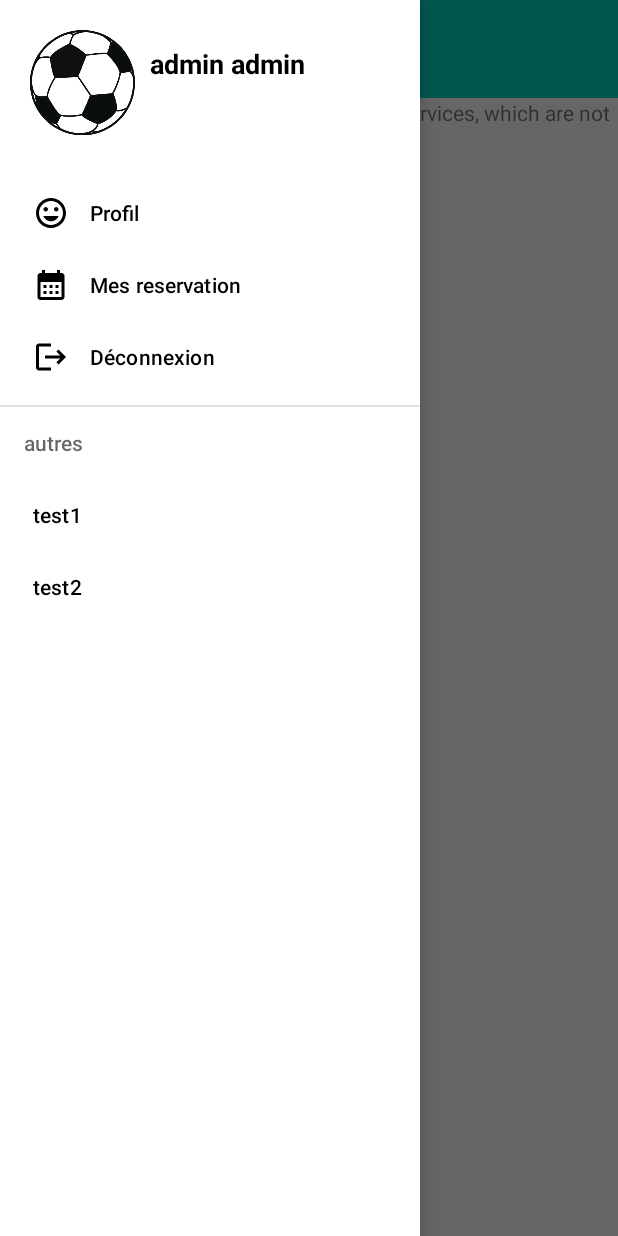
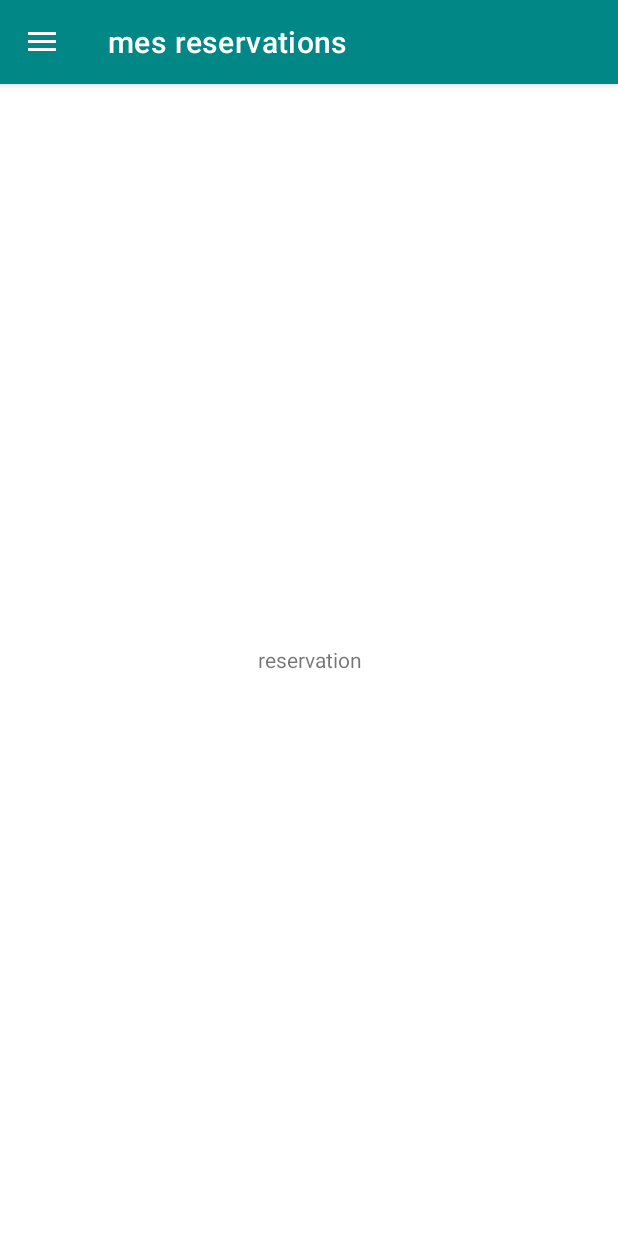
Before and after one commit to hicham-assou/BookFutsal, an Android app: the screen it shows after launch (MainActivity before the commit, ReservationActivity after it), in the side drawer, after a tap on "Mes reservation", on a phone screen of 412 x 824 dp. Run offline under Robolectric (Android 15) with nearby library versions, the light colour scheme and no system bars.

Commit message:
navbar fini (pour de bon)

```diff
--- /dev/null
+++ b/app/src/main/java/com/example/bookfutsal/activities/DrawerBaseActivity.java
@@ -0,0 +1,64 @@
+package com.example.bookfutsal.activities;
+
+import androidx.annotation.NonNull;
+import androidx.appcompat.app.ActionBarDrawerToggle;
+import androidx.appcompat.app.AppCompatActivity;
+import androidx.appcompat.widget.Toolbar;
+import androidx.core.view.GravityCompat;
+import androidx.drawerlayout.widget.DrawerLayout;
+
+import android.content.Intent;
+import android.os.Bundle;
+import android.view.MenuItem;
+import android.view.View;
+import android.widget.FrameLayout;
+
+import com.example.bookfutsal.R;
+import com.google.android.material.navigation.NavigationView;
+
+public class DrawerBaseActivity extends AppCompatActivity implements NavigationView.OnNavigationItemSelectedListener {
+
+    DrawerLayout drawerLayout;
+
+    @Override
+    public void setContentView(View view) {
+        drawerLayout = (DrawerLayout) getLayoutInflater().inflate(R.layout.activity_drawer_base, null);
+        FrameLayout container = drawerLayout.findViewById(R.id.activityContainer);
+        container.addView(view);
+        super.setContentView(drawerLayout);
+
+        Toolbar toolbar =  drawerLayout.findViewById(R.id.toolBar);
+        setSupportActionBar(toolbar);
+
+        NavigationView navigationView = drawerLayout.findViewById(R.id.nav_view);
+        navigationView.setNavigationItemSelectedListener(this);
+
+        ActionBarDrawerToggle toggle = new ActionBarDrawerToggle(this, drawerLayout, toolbar, R.string.menu_drawer_open, R.string.menu_drawer_close);
+        drawerLayout.addDrawerListener(toggle);
+        toggle.syncState();
+    }
+
+
+    @Override
+    public boolean onNavigationItemSelected(@NonNull MenuItem item) {
+        drawerLayout.closeDrawer(GravityCompat.START);
+
+        switch (item.getItemId()){
+            case R.id.menuMyReservations:
+                startActivity(new Intent(this, ReservationActivity.class));
+                overridePendingTransition(0, 0);
+                break;
+            case R.id.menuHome:
+                startActivity(new Intent(this, MainActivity.class));
+                overridePendingTransition(0, 0);
+                break;
+        }
+        return false;
+    }
+
+    protected void allocateActivityTitle(String title){
+        if (getSupportActionBar() != null){
+            getSupportActionBar().setTitle(title);
+        }
+    }
+}
--- a/app/src/main/java/com/example/bookfutsal/activities/MainActivity.java
+++ b/app/src/main/java/com/example/bookfutsal/activities/MainActivity.java
@@ -29,9 +29,9 @@ import com.google.android.material.navigation.NavigationView;
 import java.util.ArrayList;
 import java.util.List;
 
-public class MainActivity extends AppCompatActivity implements OnMapReadyCallback {
+public class MainActivity extends DrawerBaseActivity implements OnMapReadyCallback {
 
-    //private ActivityMainBinding binding;
+    private ActivityMainBinding binding;
     private GoogleMap map;
     private List<SportCenter> mSportCenters = new ArrayList<>();
     private AlertDialog.Builder markerDialogBuilder;
@@ -40,11 +40,12 @@ public class MainActivity extends AppCompatActivity implements OnMapReadyCallbac
     @Override
     protected void onCreate(Bundle savedInstanceState) {
         super.onCreate(savedInstanceState);
-        //binding = ActivityMainBinding.inflate(getLayoutInflater());
-        setContentView(R.layout.activity_main);
+        binding = ActivityMainBinding.inflate(getLayoutInflater());
+        setContentView(binding.getRoot());
+        allocateActivityTitle("Book Futsal");
 
         //navbar
-        DrawerLayout drawerLayout = findViewById(R.id.drawerLayout);
+        /*DrawerLayout drawerLayout = findViewById(R.id.drawerLayout);
         findViewById(R.id.imageMenu).setOnClickListener(new View.OnClickListener() {
             @Override
             public void onClick(View v) {
@@ -53,7 +54,7 @@ public class MainActivity extends AppCompatActivity implements OnMapReadyCallbac
         });
 
         NavigationView navigationView = findViewById(R.id.navigationView);
-        navigationView.setItemIconTintList(null);
+        navigationView.setItemIconTintList(null);*/
 
         // Créer les centres sportifs
         mSportCenters.add(new SportCenter(1,"Centre sportif 1", 50.8466, 4.3528, "rue du loisir, 24"));
@@ -70,26 +71,6 @@ public class MainActivity extends AppCompatActivity implements OnMapReadyCallbac
 
 
     }
-
-    // navigetion entre item
-    @Override
-    public boolean onOptionsItemSelected(MenuItem item) {
-        int id = item.getItemId();
-        System.out.println("clique sur un item !!!!!!!!!!!!!");
-
-
-        if (id == R.id.menuMyReservations) {
-            System.out.println("clique sur reservation !!!!!!!!!!!!!");
-
-            Intent intent = new Intent(this, SportCenterDetail.class);
-            startActivity(intent);
-            return true;
-        }
-
-        return super.onOptionsItemSelected(item);
-    }
-
-
     @Override
     public void onMapReady(GoogleMap googleMap) {
         map = googleMap;
--- /dev/null
+++ b/app/src/main/java/com/example/bookfutsal/activities/ProfileActivity.java
@@ -0,0 +1,16 @@
+package com.example.bookfutsal.activities;
+
+import androidx.appcompat.app.AppCompatActivity;
+
+import android.os.Bundle;
+
+import com.example.bookfutsal.R;
+
+public class ProfileActivity extends AppCompatActivity {
+
+    @Override
+    protected void onCreate(Bundle savedInstanceState) {
+        super.onCreate(savedInstanceState);
+        setContentView(R.layout.activity_profile);
+    }
+}
--- /dev/null
+++ b/app/src/main/java/com/example/bookfutsal/activities/ReservationActivity.java
@@ -0,0 +1,21 @@
+package com.example.bookfutsal.activities;
+
+import androidx.appcompat.app.AppCompatActivity;
+
+import android.os.Bundle;
+
+import com.example.bookfutsal.R;
+import com.example.bookfutsal.databinding.ActivityMainBinding;
+import com.example.bookfutsal.databinding.ActivityReservationBinding;
+
+public class ReservationActivity extends DrawerBaseActivity {
+
+    private ActivityReservationBinding binding;
+    @Override
+    protected void onCreate(Bundle savedInstanceState) {
+        super.onCreate(savedInstanceState);
+        binding = ActivityReservationBinding.inflate(getLayoutInflater());
+        setContentView(binding.getRoot());
+        allocateActivityTitle("mes reservations");
+    }
+}
--- /dev/null
+++ b/app/src/main/res/drawable/ic_baseline_home_24.xml
@@ -0,0 +1,5 @@
+<vector android:height="24dp" android:tint="#000000"
+    android:viewportHeight="24" android:viewportWidth="24"
+    android:width="24dp" xmlns:android="http://schemas.android.com/apk/res/android">
+    <path android:fillColor="@android:color/white" android:pathData="M10,20v-6h4v6h5v-8h3L12,3 2,12h3v8z"/>
+</vector>
--- /dev/null
+++ b/app/src/main/res/layout/activity_drawer_base.xml
@@ -0,0 +1,22 @@
+<?xml version="1.0" encoding="utf-8"?>
+<androidx.drawerlayout.widget.DrawerLayout xmlns:android="http://schemas.android.com/apk/res/android"
+    xmlns:app="http://schemas.android.com/apk/res-auto"
+    xmlns:tools="http://schemas.android.com/tools"
+    android:layout_width="match_parent"
+    android:layout_height="match_parent"
+    tools:context=".activities.DrawerBaseActivity">
+    <include layout="@layout/content_layout"
+        android:layout_height="match_parent"
+        android:layout_width="match_parent"
+        ></include>
+
+    <com.google.android.material.navigation.NavigationView
+        android:layout_width="wrap_content"
+        android:layout_height="match_parent"
+        android:fitsSystemWindows="true"
+        android:layout_gravity="start"
+        android:id="@+id/nav_view"
+        app:headerLayout="@layout/layout_navigation_header"
+        app:menu="@menu/navigation_menu"></com.google.android.material.navigation.NavigationView>
+
+</androidx.drawerlayout.widget.DrawerLayout>
--- a/app/src/main/res/layout/activity_main.xml
+++ b/app/src/main/res/layout/activity_main.xml
@@ -10,55 +10,15 @@
     <androidx.constraintlayout.widget.ConstraintLayout
         android:layout_width="match_parent"
         android:layout_height="match_parent">
-        <LinearLayout
-            android:layout_width="match_parent"
-            android:layout_height="65dp"
-            android:id="@+id/layoutToolBar"
-            android:background="@color/teal_200"
-            android:gravity="center_vertical"
-            android:orientation="horizontal"
-            android:paddingStart="15dp"
-            android:paddingEnd="15dp"
-            app:layout_constraintTop_toTopOf="parent">
 
-            <ImageView
-                android:id="@+id/imageMenu"
-                android:layout_width="60dp"
-                android:layout_height="60dp"
-                android:contentDescription="@string/app_name"
-                android:src="@drawable/ic_menu"
-                app:tint="@color/white"></ImageView>
-
-            <TextView
-                android:id="@+id/textTitle"
-                android:layout_width="match_parent"
-                android:layout_height="wrap_content"
-                android:layout_marginStart="15dp"
-                android:text="@string/app_name"
-                android:textColor="@color/white"
-                android:textSize="18sp"
-                android:textStyle="bold"></TextView>
-
-        </LinearLayout>
         <fragment
             android:id="@+id/map"
             android:name="com.google.android.gms.maps.SupportMapFragment"
             android:layout_width="match_parent"
-            android:layout_height="0dp"
-            app:layout_constraintTop_toBottomOf="@+id/layoutToolBar"
+            android:layout_height="match_parent"
             app:layout_constraintBottom_toBottomOf="parent"></fragment>
 
     </androidx.constraintlayout.widget.ConstraintLayout>
-
-    <com.google.android.material.navigation.NavigationView
-        android:id="@+id/navigationView"
-        app:headerLayout="@layout/layout_navigation_header"
-        app:menu="@menu/navigation_menu"
-        android:layout_width="wrap_content"
-        android:layout_height="match_parent"
-        android:layout_gravity="start">
-
-    </com.google.android.material.navigation.NavigationView>
 
 
 
--- /dev/null
+++ b/app/src/main/res/layout/activity_profile.xml
@@ -0,0 +1,9 @@
+<?xml version="1.0" encoding="utf-8"?>
+<androidx.constraintlayout.widget.ConstraintLayout xmlns:android="http://schemas.android.com/apk/res/android"
+    xmlns:app="http://schemas.android.com/apk/res-auto"
+    xmlns:tools="http://schemas.android.com/tools"
+    android:layout_width="match_parent"
+    android:layout_height="match_parent"
+    tools:context=".activities.ProfileActivity">
+
+</androidx.constraintlayout.widget.ConstraintLayout>
--- /dev/null
+++ b/app/src/main/res/layout/activity_reservation.xml
@@ -0,0 +1,14 @@
+<?xml version="1.0" encoding="utf-8"?>
+<androidx.constraintlayout.widget.ConstraintLayout xmlns:android="http://schemas.android.com/apk/res/android"
+    xmlns:app="http://schemas.android.com/apk/res-auto"
+    xmlns:tools="http://schemas.android.com/tools"
+    android:layout_width="match_parent"
+    android:layout_height="match_parent"
+    tools:context=".activities.ReservationActivity">
+
+    <TextView
+        android:layout_width="match_parent"
+        android:layout_height="match_parent"
+        android:text="reservation"
+        android:gravity="center"></TextView>
+</androidx.constraintlayout.widget.ConstraintLayout>
--- /dev/null
+++ b/app/src/main/res/layout/content_layout.xml
@@ -0,0 +1,26 @@
+<?xml version="1.0" encoding="utf-8"?>
+<androidx.constraintlayout.widget.ConstraintLayout xmlns:android="http://schemas.android.com/apk/res/android"
+    android:layout_width="match_parent"
+    android:layout_height="match_parent"
+    xmlns:app="http://schemas.android.com/apk/res-auto">
+    <com.google.android.material.appbar.AppBarLayout
+        android:layout_width="match_parent"
+        android:layout_height="wrap_content"
+        android:id="@+id/appBarLayout"
+        app:layout_constraintTop_toTopOf="parent">
+        <androidx.appcompat.widget.Toolbar
+            android:id="@+id/toolBar"
+            android:layout_width="match_parent"
+            android:layout_height="?attr/actionBarSize"
+            android:background="@color/teal_700"
+            android:theme="@style/ThemeOverlay.AppCompat.Dark.ActionBar"
+            app:titleTextColor="@color/white"></androidx.appcompat.widget.Toolbar>
+    </com.google.android.material.appbar.AppBarLayout>
+    <FrameLayout
+        android:layout_width="match_parent"
+        android:layout_height="0dp"
+        android:id="@+id/activityContainer"
+        app:layout_constraintBottom_toBottomOf="parent"
+        app:layout_constraintTop_toBottomOf="@+id/appBarLayout"></FrameLayout>
+
+</androidx.constraintlayout.widget.ConstraintLayout>
--- a/app/src/main/res/menu/navigation_menu.xml
+++ b/app/src/main/res/menu/navigation_menu.xml
@@ -1,5 +1,10 @@
 <?xml version="1.0" encoding="utf-8"?>
 <menu xmlns:android="http://schemas.android.com/apk/res/android">
+    <item
+        android:id="@+id/menuHome"
+        android:icon="@drawable/ic_baseline_home_24"
+        android:title="@string/home">
+    </item>
     <item
         android:id="@+id/menuProfile"
         android:icon="@drawable/ic_baseline_insert_emoticon_24"
--- a/app/src/main/res/values-night/themes.xml
+++ b/app/src/main/res/values-night/themes.xml
@@ -1,6 +1,6 @@
 <resources xmlns:tools="http://schemas.android.com/tools">
     <!-- Base application theme. -->
-    <style name="Theme.BookFutsal" parent="Theme.MaterialComponents.DayNight.DarkActionBar">
+    <style name="Theme.BookFutsal" parent="Theme.MaterialComponents.DayNight.NoActionBar">
         <!-- Primary brand color. -->
         <item name="colorPrimary">@color/purple_200</item>
         <item name="colorPrimaryVariant">@color/purple_700</item>
--- a/app/src/main/res/values/strings.xml
+++ b/app/src/main/res/values/strings.xml
@@ -2,8 +2,11 @@
     <string name="app_name">Book Futsal</string>
     <string name="title_activity_maps_with_sports_centers">MapsActivityWithSportsCenters</string>
     <string name="google_map_api_key">AIzaSyBa-qewx23OavuQfHUbMcsJ6nBT00f13EU</string>
+    <string name="home">Acceuil</string>
     <string name="profile">Profil</string>
     <string name="myReservations">Mes reservation</string>
     <string name="logout">Déconnexion</string>
     <string name="modifyProfile">Modifier profil</string>
+    <string name="menu_drawer_open">Drawer open</string>
+    <string name="menu_drawer_close">Drawer close</string>
 </resources>
```
Also changed, not shown: app/build.gradle (+4 -3 lines), app/src/main/AndroidManifest.xml (+21 -0 lines).
